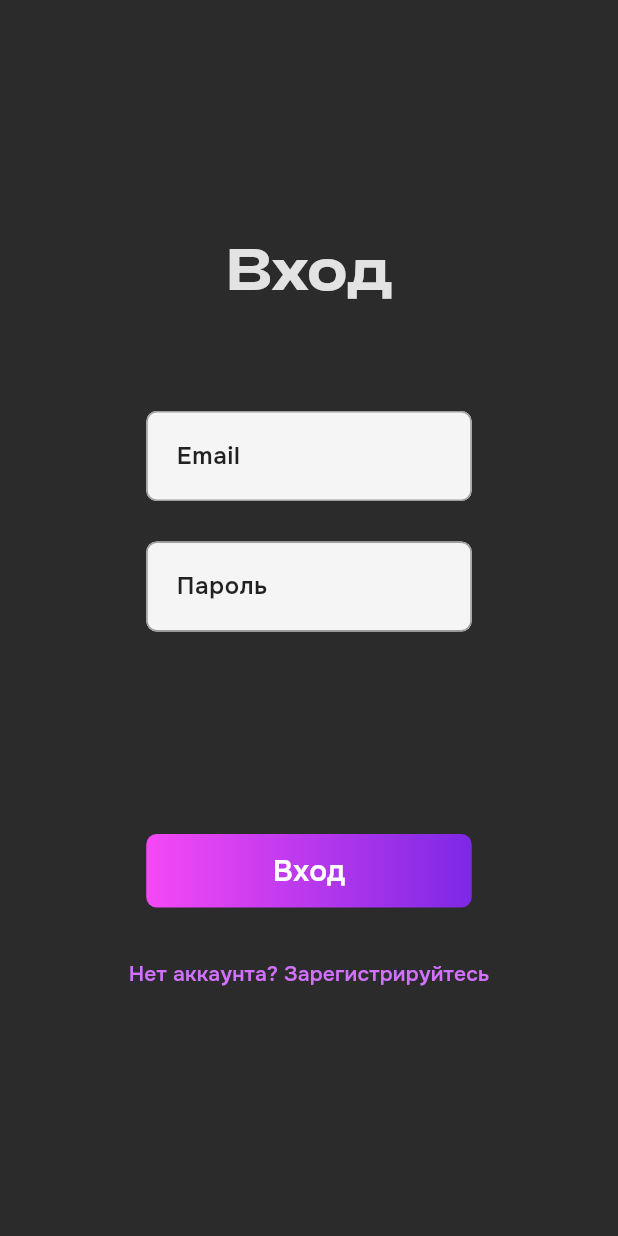
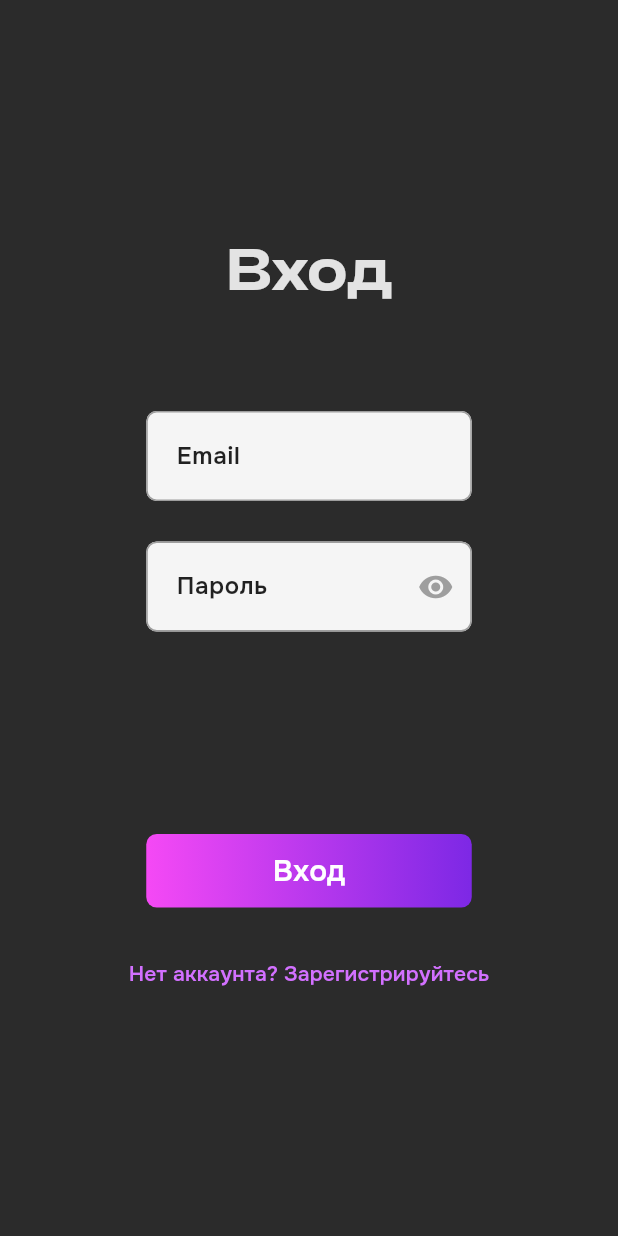
Before and after one commit to TheJonnyEp2/movmatch, a Flutter app: the screen it shows after launch, after a tap on "Вход", on a phone screen of 412 x 824 dp. Run offline on Flutter 3.47's test engine with Material 3 defaults, Android fonts, the light colour scheme and no system bars; our stand-ins replace hive, hive_flutter, shared_preferences; accounts and stored records are empty.

Commit message:
Видимость/невидимость значений полей с паролем

```diff
--- a/lib/screens/login_screen.dart
+++ b/lib/screens/login_screen.dart
@@ -17,6 +17,7 @@ class _LoginScreenState extends State<LoginScreen> {
   final _formKey = GlobalKey<FormState>();
   bool _isLoading = false;
   String _errorMessage = '';
+  bool _isPasswordVisible = false;
 
   @override
   void dispose() {
@@ -105,7 +106,15 @@ class _LoginScreenState extends State<LoginScreen> {
                       CustomTextField(
                         controller: _passwordController,
                         labelText: 'Пароль',
-                        obscureText: true,
+                        obscureText: !_isPasswordVisible,
+                        suffixIcon: _isPasswordVisible
+                            ? Icons.visibility_off
+                            : Icons.visibility,
+                        onSuffixPressed: () {
+                          setState(() {
+                            _isPasswordVisible = !_isPasswordVisible;
+                          });
+                        },
                         width: 217.0,
                         height: 49.0,
                         validator: (value) {
--- a/lib/widgets/text_field.dart
+++ b/lib/widgets/text_field.dart
@@ -69,10 +69,19 @@ class CustomTextField extends StatelessWidget {
               horizontal: 16,
               vertical: 18,
             ),
-            floatingLabelBehavior: FloatingLabelBehavior.auto,
+            floatingLabelBehavior: FloatingLabelBehavior.never,
             labelStyle: TextStyle(
               color: enabled ? Colors.black87 : Colors.grey,
             ),
+            suffixIcon: suffixIcon != null
+              ? IconButton(
+                icon: Icon(
+                  suffixIcon,
+                    color: Colors.grey,
+                  ),
+                  onPressed: onSuffixPressed,
+                )
+              : null,
             isCollapsed: fixedHeight,
             errorStyle: fixedHeight
                 ? const TextStyle(
```
Also changed, not shown: lib/screens/register_screen.dart (+16 -2 lines).
